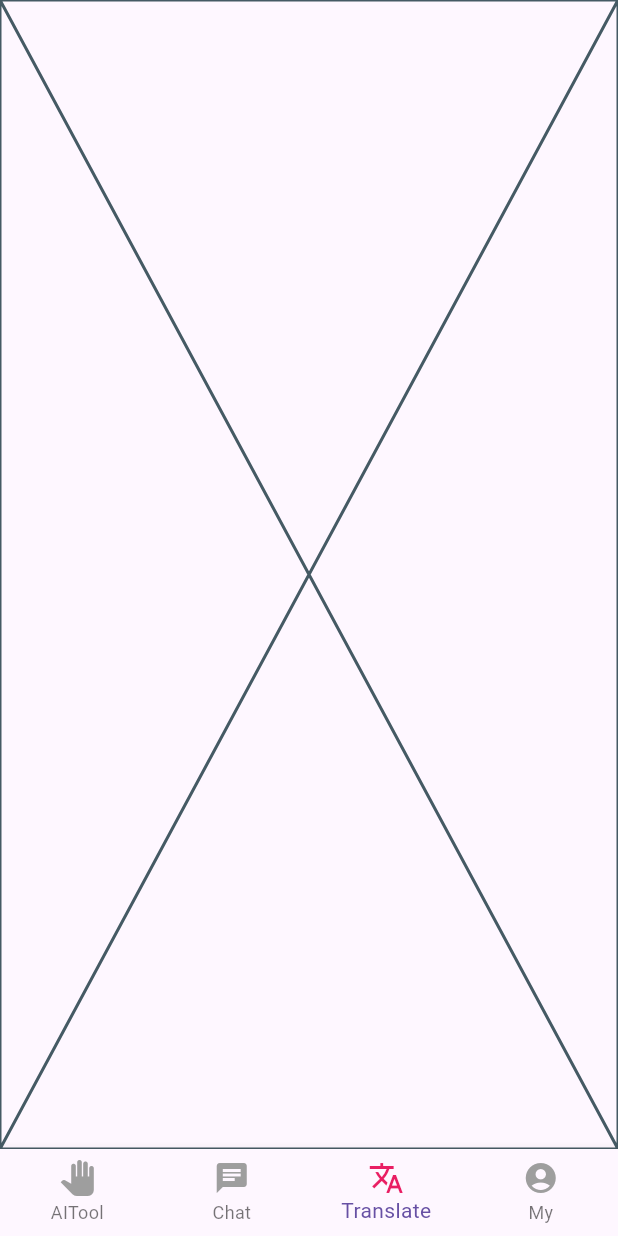
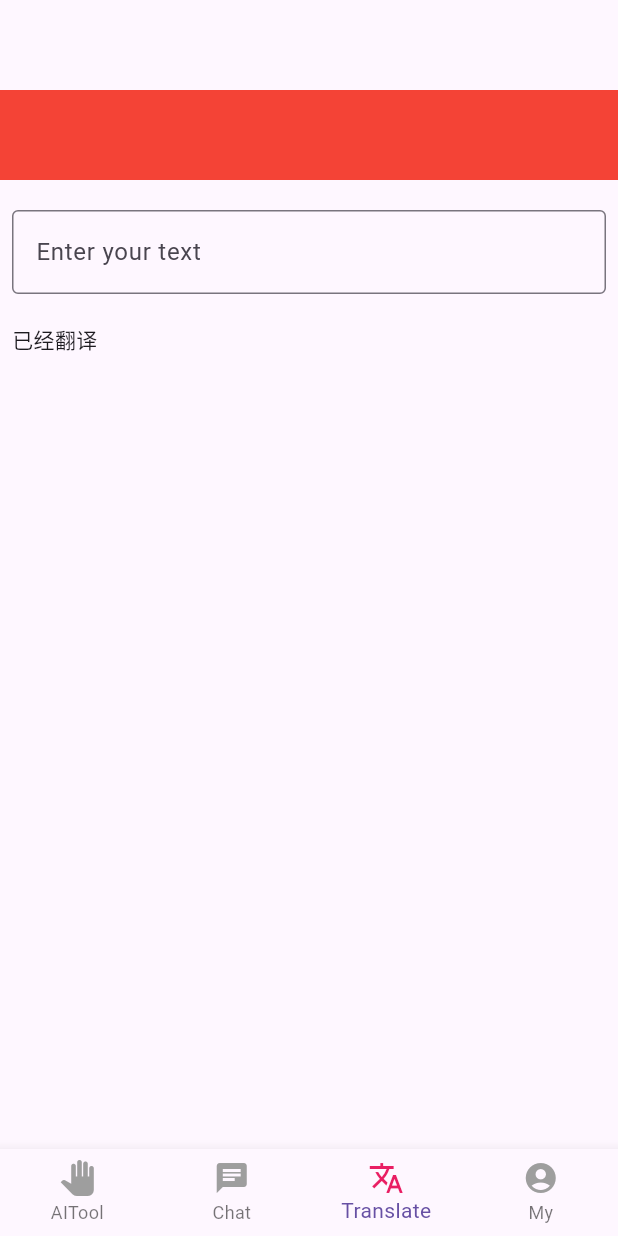
Before and after one commit to aludiba/ChatPanda, a Flutter app: the screen it shows after launch, swiped to page 3, on a phone screen of 412 x 824 dp. Run offline on Flutter 3.47's test engine with Material 3 defaults, Android fonts, the phone set to English and light mode, and no system bars; our stand-ins replace bubble, flutter_slidable, flutter_tts, share, shared_preferences, speech_to_text and 1 more; missing offline and left inert: flutter_hi_cache, flutter_langdetect, flutter_splash_screen; accounts and stored records are empty; generated files the repository leaves out were written again.

Commit message:
translate：翻译页面搭建。

```diff
--- a/chatgpt_flutter/lib/pages/Translate_page.dart
+++ b/chatgpt_flutter/lib/pages/Translate_page.dart
@@ -1,3 +1,4 @@
+import 'package:chatgpt_flutter/util/padding_extension.dart';
 import 'package:flutter/material.dart';
 
 class TranslatePage extends StatefulWidget {
@@ -8,8 +9,56 @@ class TranslatePage extends StatefulWidget {
 }
 
 class _TranslatePageState extends State<TranslatePage> {
+  TextEditingController _controller = TextEditingController();
+
   @override
   Widget build(BuildContext context) {
-    return const Placeholder();
+    return Scaffold(
+      body: Column(
+        children: [
+          60.paddingHeight, // 使用SizedBox来创建间距
+          _languageSelectionArea(),
+          // 20.paddingHeight, // 使用SizedBox来创建间距
+          Expanded(
+            child: ListView.builder(
+              padding: const EdgeInsets.only(top: 20.0),
+              itemCount: 2,
+              itemBuilder: (BuildContext context, int index) =>
+                  _translationArea(index),
+            ),
+          ),
+        ],
+      ),
+    );
+  }
+
+  // 语种选择区域
+  _languageSelectionArea() {
+    return Container(
+      height: 60,
+      color: Colors.red,
+    );
+  }
+
+  // 翻译区域
+  _translationArea(int index) {
+    if (index == 0) {
+      return Padding(
+        padding: const EdgeInsets.only(right: 8, bottom: 20, left: 8),
+        child: TextField(
+          controller: _controller,
+          maxLines: null, // 或者设置为大于1的值，这样可以自动换行,
+          decoration: const InputDecoration(
+            labelText: 'Enter your text',
+            border: OutlineInputBorder(),
+          ),
+        ),
+      );
+    } else {
+      return const Padding(
+        padding: EdgeInsets.only(right: 8, left: 8),
+        child: Text('已经翻译'),
+      );
+    }
   }
 }
```
